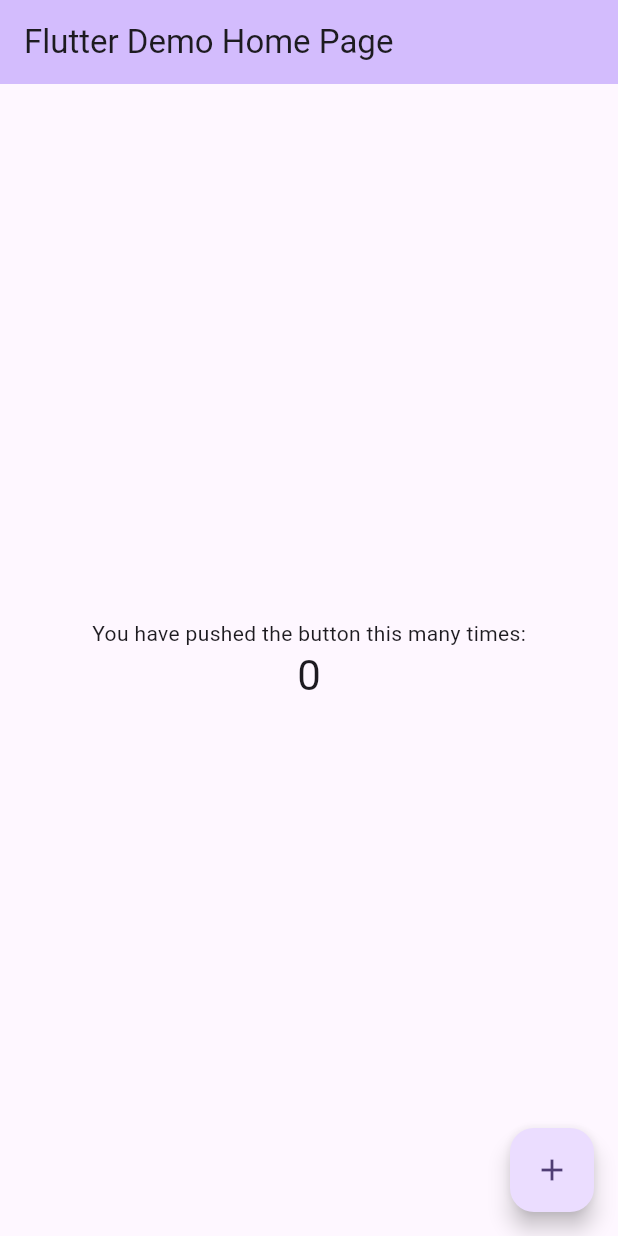
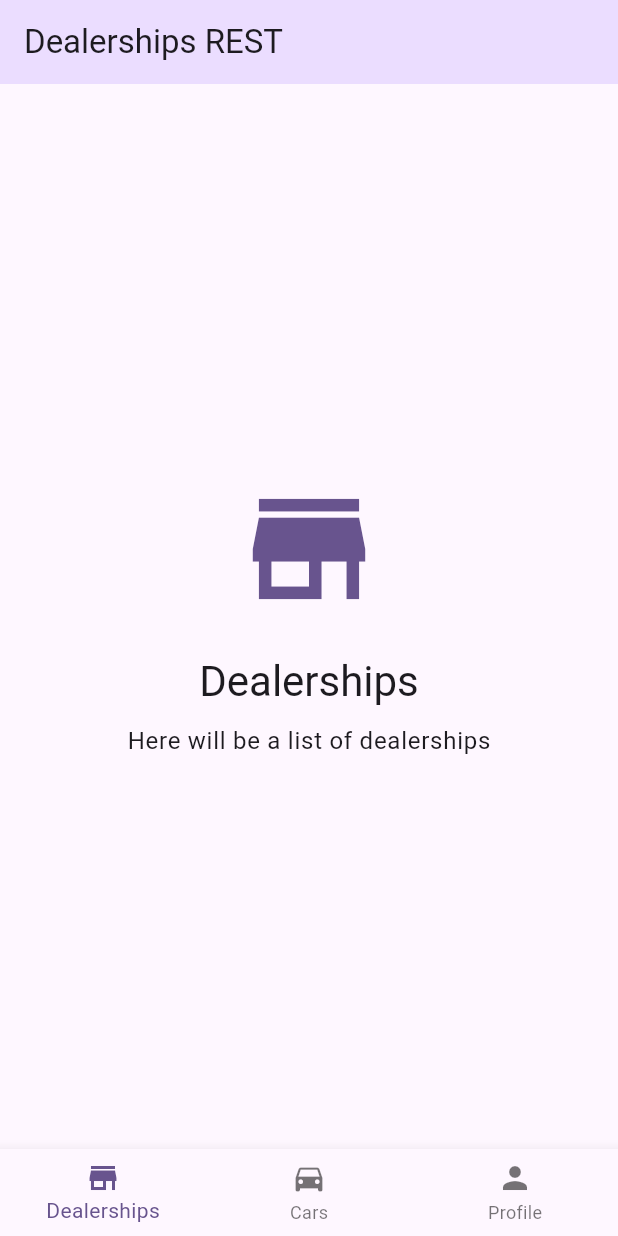
Before and after one commit to PopovVA/dealerware-flutter-use-cases, a Flutter app: the screen it shows after launch, on a phone screen of 412 x 824 dp. Run offline on Flutter 3.47's test engine with Material 3 defaults, Android fonts, the phone set to English and light mode, and no system bars; our stand-ins replace dio, firebase_core, graphql_flutter; accounts and stored records are empty.

```diff
--- /dev/null
+++ b/lib/features/dealerships/presentation/pages/dealerships_page.dart
@@ -0,0 +1,37 @@
+import 'package:flutter/material.dart';
+
+class DealershipsPage extends StatelessWidget {
+  const DealershipsPage({super.key});
+
+  @override
+  Widget build(BuildContext context) {
+    return Scaffold(
+      appBar: AppBar(
+        title: const Text('Dealerships REST'),
+        backgroundColor: Theme.of(context).colorScheme.primaryContainer,
+      ),
+      body: Center(
+        child: Column(
+          mainAxisAlignment: MainAxisAlignment.center,
+          children: [
+            Icon(
+              Icons.store,
+              size: 100,
+              color: Theme.of(context).colorScheme.primary,
+            ),
+            const SizedBox(height: 20),
+            Text(
+              'Dealerships',
+              style: Theme.of(context).textTheme.headlineMedium,
+            ),
+            const SizedBox(height: 10),
+            Text(
+              'Here will be a list of dealerships',
+              style: Theme.of(context).textTheme.bodyLarge,
+            ),
+          ],
+        ),
+      ),
+    );
+  }
+}
--- /dev/null
+++ b/lib/features/home/presentation/pages/home_page.dart
@@ -0,0 +1,47 @@
+import 'package:flutter/material.dart';
+import 'package:dealerware_flutter_use_cases/features/dealerships/presentation/pages/dealerships_page.dart';
+import 'package:dealerware_flutter_use_cases/features/cars/presentation/pages/cars_page.dart';
+import 'package:dealerware_flutter_use_cases/features/profile/presentation/pages/profile_page.dart';
+
+class HomePage extends StatefulWidget {
+  const HomePage({super.key});
+
+  @override
+  State<HomePage> createState() => _HomePageState();
+}
+
+class _HomePageState extends State<HomePage> {
+  int _currentIndex = 0;
+
+  final List<Widget> _pages = const [
+    DealershipsPage(),
+    CarsPage(),
+    ProfilePage(),
+  ];
+
+  @override
+  Widget build(BuildContext context) {
+    return Scaffold(
+      body: _pages[_currentIndex],
+      bottomNavigationBar: BottomNavigationBar(
+        currentIndex: _currentIndex,
+        onTap: (index) {
+          setState(() {
+            _currentIndex = index;
+          });
+        },
+        items: const [
+          BottomNavigationBarItem(
+            icon: Icon(Icons.store),
+            label: 'Dealerships',
+          ),
+          BottomNavigationBarItem(
+            icon: Icon(Icons.directions_car),
+            label: 'Cars',
+          ),
+          BottomNavigationBarItem(icon: Icon(Icons.person), label: 'Profile'),
+        ],
+      ),
+    );
+  }
+}
--- a/lib/main.dart
+++ b/lib/main.dart
@@ -1,122 +1,7 @@
-import 'package:flutter/material.dart';
+import 'dart:async';
 
-void main() {
-  runApp(const MyApp());
+import 'package:dealerware_flutter_use_cases/runner/runner.dart';
+
+Future<void> main() async {
+  await Runner.run();
 }
-
-class MyApp extends StatelessWidget {
-  const MyApp({super.key});
-
-  // This widget is the root of your application.
-  @override
-  Widget build(BuildContext context) {
-    return MaterialApp(
-      title: 'Flutter Demo',
-      theme: ThemeData(
-        // This is the theme of your application.
-        //
-        // TRY THIS: Try running your application with "flutter run". You'll see
-        // the application has a purple toolbar. Then, without quitting the app,
-        // try changing the seedColor in the colorScheme below to Colors.green
-        // and then invoke "hot reload" (save your changes or press the "hot
-        // reload" button in a Flutter-supported IDE, or press "r" if you used
-        // the command line to start the app).
-        //
-        // Notice that the counter didn't reset back to zero; the application
-        // state is not lost during the reload. To reset the state, use hot
-        // restart instead.
-        //
-        // This works for code too, not just values: Most code changes can be
-        // tested with just a hot reload.
-        colorScheme: ColorScheme.fromSeed(seedColor: Colors.deepPurple),
-      ),
-      home: const MyHomePage(title: 'Flutter Demo Home Page'),
-    );
-  }
-}
-
-class MyHomePage extends StatefulWidget {
-  const MyHomePage({super.key, required this.title});
-
-  // This widget is the home page of your application. It is stateful, meaning
-  // that it has a State object (defined below) that contains fields that affect
-  // how it looks.
-
-  // This class is the configuration for the state. It holds the values (in this
-  // case the title) provided by the parent (in this case the App widget) and
-  // used by the build method of the State. Fields in a Widget subclass are
-  // always marked "final".
-
-  final String title;
-
-  @override
-  State<MyHomePage> createState() => _MyHomePageState();
-}
-
-class _MyHomePageState extends State<MyHomePage> {
-  int _counter = 0;
-
-  void _incrementCounter() {
-    setState(() {
-      // This call to setState tells the Flutter framework that something has
-      // changed in this State, which causes it to rerun the build method below
-      // so that the display can reflect the updated values. If we changed
-      // _counter without calling setState(), then the build method would not be
-      // called again, and so nothing would appear to happen.
-      _counter++;
-    });
-  }
-
-  @override
-  Widget build(BuildContext context) {
-    // This method is rerun every time setState is called, for instance as done
-    // by the _incrementCounter method above.
-    //
-    // The Flutter framework has been optimized to make rerunning build methods
-    // fast, so that you can just rebuild anything that needs updating rather
-    // than having to individually change instances of widgets.
-    return Scaffold(
-      appBar: AppBar(
-        // TRY THIS: Try changing the color here to a specific color (to
-        // Colors.amber, perhaps?) and trigger a hot reload to see the AppBar
-        // change color while the other colors stay the same.
-        backgroundColor: Theme.of(context).colorScheme.inversePrimary,
-        // Here we take the value from the MyHomePage object that was created by
-        // the App.build method, and use it to set our appbar title.
-        title: Text(widget.title),
-      ),
-      body: Center(
-        // Center is a layout widget. It takes a single child and positions it
-        // in the middle of the parent.
-        child: Column(
-          // Column is also a layout widget. It takes a list of children and
-          // arranges them vertically. By default, it sizes itself to fit its
-          // children horizontally, and tries to be as tall as its parent.
-          //
-          // Column has various properties to control how it sizes itself and
-          // how it positions its children. Here we use mainAxisAlignment to
-          // center the children vertically; the main axis here is the vertical
-          // axis because Columns are vertical (the cross axis would be
-          // horizontal).
-          //
-          // TRY THIS: Invoke "debug painting" (choose the "Toggle Debug Paint"
-          // action in the IDE, or press "p" in the console), to see the
-          // wireframe for each widget.
-          mainAxisAlignment: MainAxisAlignment.center,
-          children: <Widget>[
-            const Text('You have pushed the button this many times:'),
-            Text(
-              '$_counter',
-              style: Theme.of(context).textTheme.headlineMedium,
-            ),
-          ],
-        ),
-      ),
-      floatingActionButton: FloatingActionButton(
-        onPressed: _incrementCounter,
-        tooltip: 'Increment',
-        child: const Icon(Icons.add),
-      ), // This trailing comma makes auto-formatting nicer for build methods.
-    );
-  }
-}
--- /dev/null
+++ b/lib/runner/app.dart
@@ -0,0 +1,18 @@
+import 'package:flutter/material.dart';
+import 'package:dealerware_flutter_use_cases/features/home/presentation/pages/home_page.dart';
+
+class MyApp extends StatelessWidget {
+  const MyApp({super.key});
+
+  @override
+  Widget build(BuildContext context) {
+    return MaterialApp(
+      title: 'Flutter Dealerware Use Cases',
+      theme: ThemeData(
+        useMaterial3: true,
+        colorScheme: ColorScheme.fromSeed(seedColor: Colors.deepPurple),
+      ),
+      home: const HomePage(),
+    );
+  }
+}
--- a/pubspec.yaml
+++ b/pubspec.yaml
@@ -1,5 +1,5 @@
 name: dealerware_flutter_use_cases
-description: "Flutter demo: REST + GraphQL + WebSockets with CI/CD (Actions, Jenkins+Fastlane, Codemagic)."
+description: "Flutter demo: REST + GraphQL + WebSockets with CI/CD (Codemagic)."
 # The following line prevents the package from being accidentally published to
 # pub.dev using `flutter pub publish`. This is preferred for private packages.
 publish_to: 'none' # Remove this line if you wish to publish to pub.dev
```
Also changed, not shown: lib/core/api/graphql_client.dart (added, +131 -0 lines), lib/core/api/request_client.dart (added, +92 -0 lines), lib/core/api/rest_client.dart (added, +105 -0 lines), lib/features/cars/presentation/pages/cars_page.dart (added, +34 -0 lines), lib/features/profile/presentation/pages/profile_page.dart (added, +30 -0 lines), lib/runner/runner.dart (added, +32 -0 lines), 2 other files.
